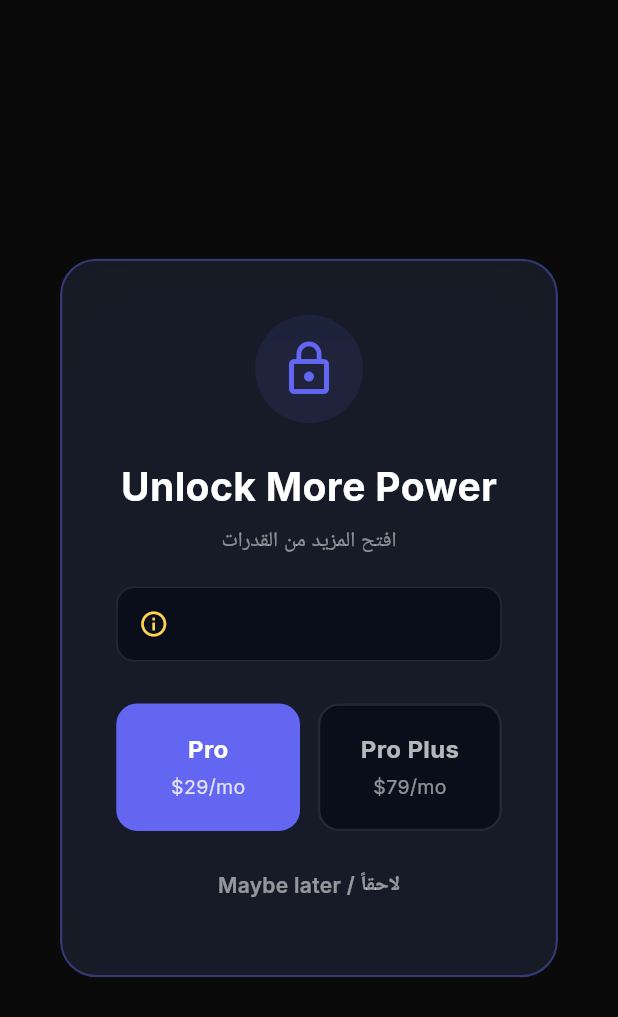
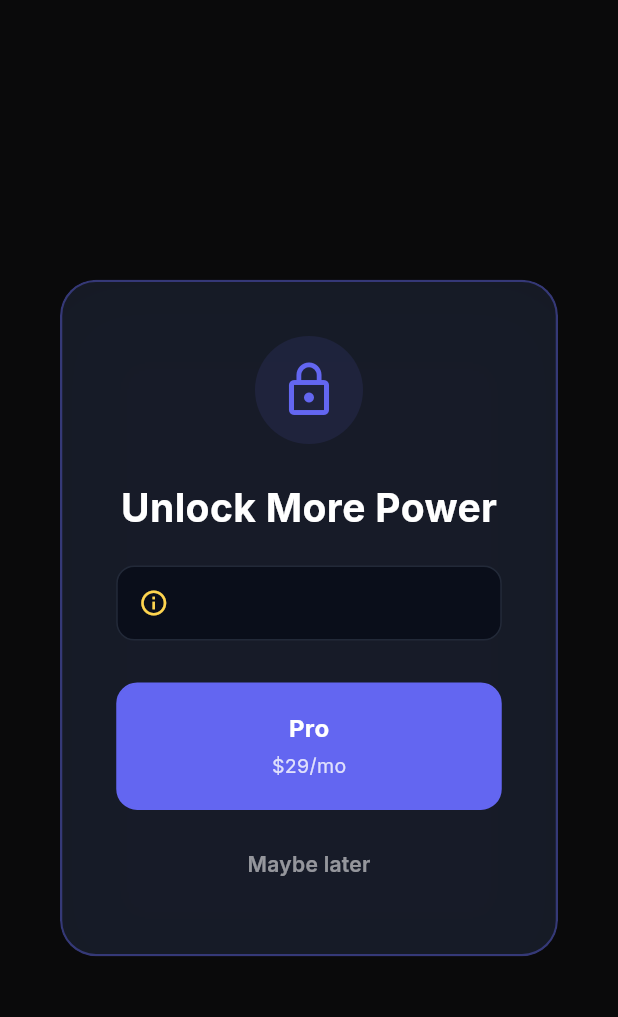
Before and after one commit to samiazizscarletlustig-max/velora-monorepo, a Flutter app: the _UpgradeDialogContent widget shown alone on an empty page, opened directly with empty values, on a phone screen of 412 x 824 dp. Shown: the top 1017 px of the screen. Run offline on Flutter 3.47's test engine with Material 3 defaults, Android fonts, the phone set to English and light mode, and no system bars; our stand-ins replace easy_localization, fl_chart, flutter_animate, flutter_markdown, flutter_riverpod, go_router and 5 more; missing offline and left inert: dart:js; accounts and stored records are empty; network calls fail.

Commit message:
fix: remove Arabic text from upgrade dialog and hide Pro Plus

```diff
--- a/apps/flutter_app/lib/features/billing/widgets/upgrade_dialog.dart
+++ b/apps/flutter_app/lib/features/billing/widgets/upgrade_dialog.dart
@@ -68,11 +68,6 @@ class _UpgradeDialogContent extends StatelessWidget {
                     color: Colors.white,
                   ),
                 ),
-                const SizedBox(height: 8),
-                Text(
-                  'افتح المزيد من القدرات',
-                  style: TextStyle(fontSize: 14, color: Colors.white.withOpacity(0.5)),
-                ),
                 const SizedBox(height: 20),
                 Container(
                   padding: const EdgeInsets.all(14),
@@ -95,9 +90,9 @@ class _UpgradeDialogContent extends StatelessWidget {
                   ),
                 ),
                 const SizedBox(height: 28),
-                Row(
-                  children: [
-                    Expanded(
+                // ✅ زر Pro فقط (بدون Pro Plus)
+                SizedBox(
+                  width: double.infinity,
                   child: _PlanButton(
                     title: 'Pro',
                     price: '\$29/mo',
@@ -108,25 +103,11 @@ class _UpgradeDialogContent extends StatelessWidget {
                     ),
                   ),
                 ),
-                    const SizedBox(width: 12),
-                    Expanded(
-                      child: _PlanButton(
-                        title: 'Pro Plus',
-                        price: '\$79/mo',
-                        highlight: targetTier == 'pro_plus',
-                        onTap: () => _openCheckout(
-                          context,
-                          'https://yourstore.lemonsqueezy.com/checkout/buy/proplus-id',
-                        ),
-                      ),
-                    ),
-                  ],
-                ),
                 const SizedBox(height: 12),
                 TextButton(
                   onPressed: () => Navigator.of(context).pop(false),
                   child: const Text(
-                    'Maybe later / لاحقاً',
+                    'Maybe later',  // ✅ بالإنجليزي فقط
                     style: TextStyle(color: Colors.white54, fontSize: 14),
                   ),
                 ),
```
Also changed, not shown: 4 other files. Lines whose indentation alone changed are shown as unchanged.
